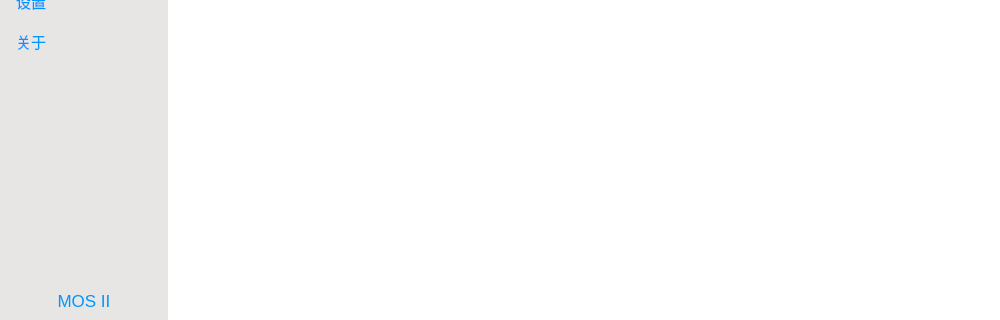
Qt form UI/UI/MOS_UI.ui (David-xian66/Minecraft-Optimal-Starter_2) before a commit; both pictures show x 0 to 1000 and y 263 to 583 of the 1000 by 583 pixel window.
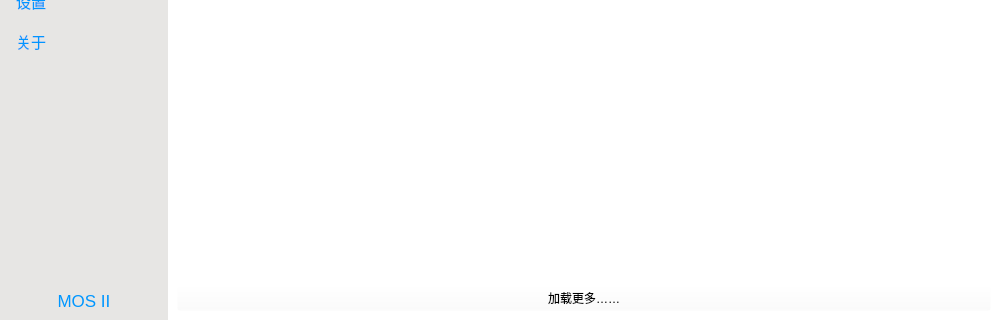
The same form after that commit. The open tabs and pages were chosen to show the change. Icons and pictures are not drawn.

What changed in the file:
```diff
--- a/UI/UI/MOS_UI.ui
+++ b/UI/UI/MOS_UI.ui
@@ -34,7 +34,10 @@
    <property name="styleSheet">
     <string notr="true">background-color: rgba(255, 255, 255,0);outline:0px;</string>
    </property>
-   <layout class="QGridLayout" name="gridLayout_13">
+   <layout class="QHBoxLayout" name="horizontalLayout_4">
+    <property name="spacing">
+     <number>0</number>
+    </property>
     <property name="leftMargin">
      <number>0</number>
     </property>
@@ -47,10 +50,7 @@
     <property name="bottomMargin">
      <number>0</number>
     </property>
-    <property name="spacing">
-     <number>0</number>
-    </property>
-    <item row="1" column="0">
+    <item>
      <widget class="QWidget" name="widget_mos_left" native="true">
       <property name="sizePolicy">
        <sizepolicy hsizetype="Preferred" vsizetype="Preferred">
@@ -427,7 +427,7 @@
       </layout>
      </widget>
     </item>
-    <item row="1" column="1">
+    <item>
      <widget class="QStackedWidget" name="stackedWidget_mos_right">
       <property name="styleSheet">
        <string notr="true">background-color: rgb(255, 255, 255);</string>
@@ -2464,8 +2464,8 @@
                    <rect>
                     <x>0</x>
                     <y>0</y>
-                    <width>808</width>
-                    <height>414</height>
+                    <width>100</width>
+                    <height>57</height>
                    </rect>
                   </property>
                   <attribute name="label">
@@ -2934,6 +2934,50 @@
 }</string>
            </property>
            <layout class="QGridLayout" name="gridLayout_34">
+            <item row="1" column="0">
+             <widget class="QScrollArea" name="scrollArea_4">
+              <property name="widgetResizable">
+               <bool>true</bool>
+              </property>
+              <widget class="QWidget" name="scrollAreaWidgetContents_5">
+               <property name="geometry">
+                <rect>
+                 <x>0</x>
+                 <y>0</y>
+                 <width>808</width>
+                 <height>275</height>
+                </rect>
+               </property>
+               <layout class="QVBoxLayout" name="verticalLayout_10">
+                <property name="spacing">
+                 <number>0</number>
+                </property>
+                <property name="leftMargin">
+                 <number>0</number>
+                </property>
+                <property name="topMargin">
+                 <number>0</number>
+                </property>
+                <property name="rightMargin">
+                 <number>0</number>
+                </property>
+                <property name="bottomMargin">
+                 <number>0</number>
+                </property>
+                <item>
+                 <widget class="QListWidget" name="listWidget_5"/>
+                </item>
+                <item>
+                 <widget class="QPushButton" name="pushButton_46">
+                  <property name="text">
+                   <string>加载更多……</string>
+                  </property>
+                 </widget>
+                </item>
+               </layout>
+              </widget>
+             </widget>
+            </item>
             <item row="0" column="0">
              <widget class="QGroupBox" name="groupBox">
               <property name="styleSheet">
@@ -3258,11 +3302,6 @@
                    <string>名称</string>
                   </property>
                  </item>
-                 <item>
-                  <property name="text">
-                   <string>作者(名称)</string>
-                  </property>
-                 </item>
                  <item>
                   <property name="text">
                    <string>下载量</string>
@@ -3303,9 +3342,6 @@
               </layout>
              </widget>
             </item>
-            <item row="1" column="0">
-             <widget class="QListWidget" name="listWidget_5"/>
-            </item>
            </layout>
           </widget>
           <widget class="QWidget" name="page_13">
@@ -3997,8 +4033,8 @@
                 <rect>
                  <x>0</x>
                  <y>0</y>
-                 <width>832</width>
-                 <height>506</height>
+                 <width>377</width>
+                 <height>1182</height>
                 </rect>
                </property>
                <property name="styleSheet">
@@ -5042,8 +5078,8 @@
             <rect>
              <x>0</x>
              <y>0</y>
-             <width>832</width>
-             <height>800</height>
+             <width>504</width>
+             <height>832</height>
             </rect>
            </property>
            <property name="styleSheet">
```
